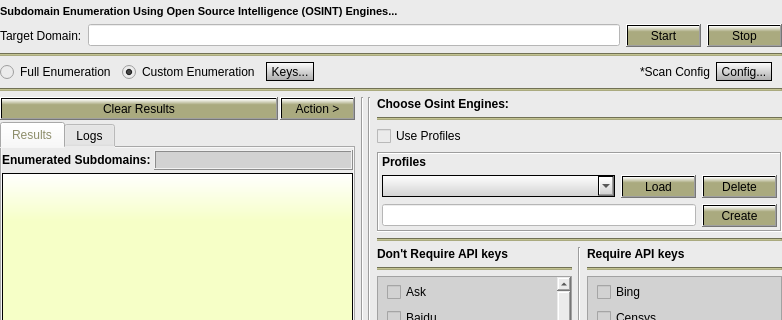
Qt form Gui/src/OsintTab/Osint.ui (3nock/OTE) before a commit; both pictures show x 0 to 782 and y 0 to 320 of the 782 by 681 pixel window.
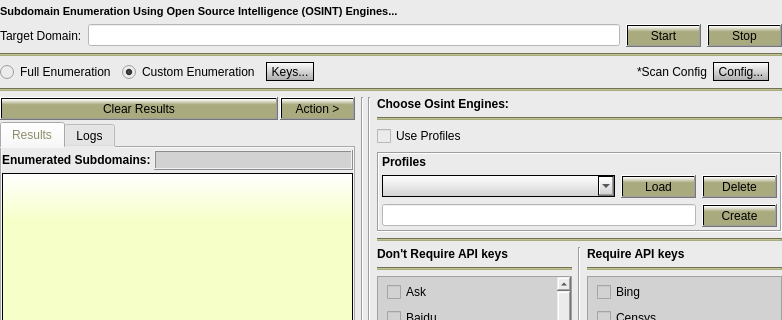
The same form after that commit.

Commit message: changed the program layout

```diff
--- a/Gui/src/OsintTab/Osint.ui
+++ b/Gui/src/OsintTab/Osint.ui
@@ -52,9 +52,9 @@
     </widget>
    </item>
    <item>
-    <layout class="QVBoxLayout" name="verticalLayout_5">
+    <layout class="QVBoxLayout" name="verticalLayout_4">
      <item>
-      <layout class="QHBoxLayout" name="horizontalLayout_6">
+      <layout class="QHBoxLayout" name="horizontalLayout_4">
        <item>
         <widget class="QLabel" name="label">
          <property name="font">
@@ -135,9 +135,9 @@
     </layout>
    </item>
    <item>
-    <layout class="QVBoxLayout" name="verticalLayout_4">
+    <layout class="QVBoxLayout" name="verticalLayout_5">
      <item>
-      <layout class="QHBoxLayout" name="horizontalLayout_4">
+      <layout class="QHBoxLayout" name="horizontalLayout_6">
        <item>
         <widget class="QRadioButton" name="radioButton_fullScan">
          <property name="text">
@@ -230,7 +230,7 @@
          </property>
          <property name="sizeHint" stdset="0">
           <size>
-           <width>10</width>
+           <width>13</width>
            <height>20</height>
           </size>
          </property>
```
The commit also changes 16 other files.
